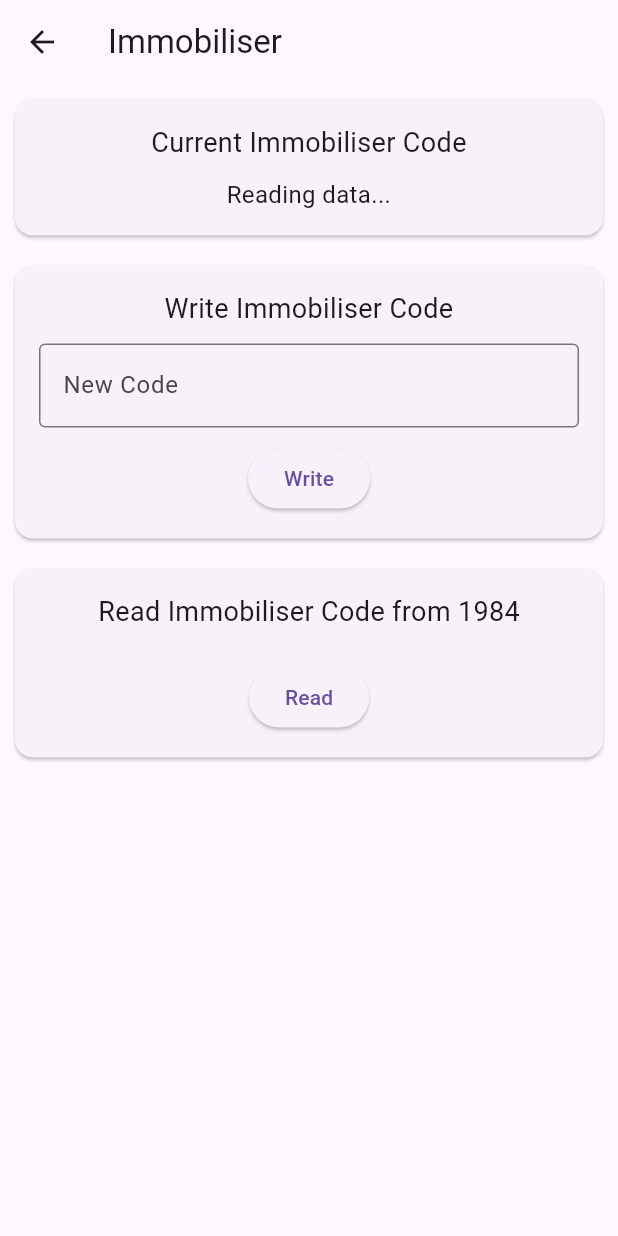
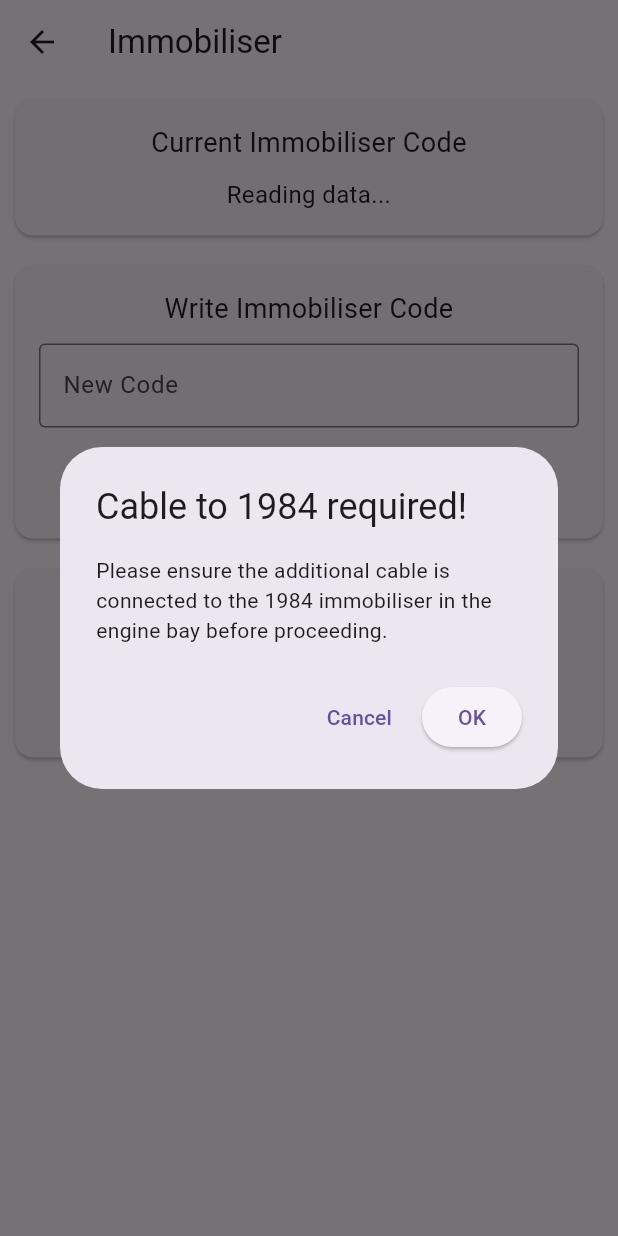
Before and after one commit to ta264/Cobra6422, a Flutter app: the ImmobiliserPage screen opened directly with empty values, after a tap on "Read", on a phone screen of 412 x 824 dp. Run offline on Flutter 3.47's test engine with Material 3 defaults, Android fonts, the light colour scheme and no system bars; our stand-ins replace file_picker, flutter_blue_plus; missing offline and left inert: flutter_blue_plus_windows.

Commit message:
Add warning dialog to 1984 code read button

```diff
--- a/jolly_programmer_frontend/lib/immobiliser_page.dart
+++ b/jolly_programmer_frontend/lib/immobiliser_page.dart
@@ -13,6 +13,12 @@ class ImmobiliserPage extends StatefulWidget {
 class ImmobiliserPageState extends State<ImmobiliserPage> {
   final TextEditingController _controller = TextEditingController();
   int _newImmobiliserCode = 0;
+
+  @override
+  void dispose() {
+    _controller.dispose();
+    super.dispose();
+  }
 
   // Function to show an error dialog
   void _showErrorDialog(String errorMessage) {
@@ -33,7 +39,34 @@ class ImmobiliserPageState extends State<ImmobiliserPage> {
     );
   }
 
-  // Refresh data from BLE Manager
+  // Function to show the confirmation dialog
+  void _showCableWarningDialog() {
+    showDialog(
+      context: context,
+      builder: (context) => AlertDialog(
+        title: const Text('Cable to 1984 required!'),
+        content: const Text(
+            'Please ensure the additional cable is connected to the 1984 immobiliser in the engine bay before proceeding.'),
+        actions: [
+          TextButton(
+            onPressed: () {
+              Navigator.of(context).pop(); // Close the dialog
+            },
+            child: const Text('Cancel'),
+          ),
+          ElevatedButton(
+            onPressed: () {
+              Navigator.of(context).pop(); // Close the dialog
+              widget.bleManager.readImmobiliserCodeFrom1984(); // Trigger read
+            },
+            child: const Text('OK'),
+          ),
+        ],
+      ),
+    );
+  }
+
+  // Pull-to-refresh function
   Future<void> _refreshData() async {
     await widget.bleManager.refreshData();
   }
@@ -197,10 +230,7 @@ class ImmobiliserPageState extends State<ImmobiliserPage> {
                           builder: (context, snapshot) {
                             if (snapshot.data! == -100000) {
                               return ElevatedButton(
-                                onPressed: () {
-                                  widget.bleManager
-                                      .readImmobiliserCodeFrom1984();
-                                },
+                                onPressed: _showCableWarningDialog,
                                 child: const Text('Read'),
                               );
                             }
@@ -231,10 +261,4 @@ class ImmobiliserPageState extends State<ImmobiliserPage> {
       ),
     );
   }
-
-  @override
-  void dispose() {
-    _controller.dispose();
-    super.dispose();
-  }
 }
```
